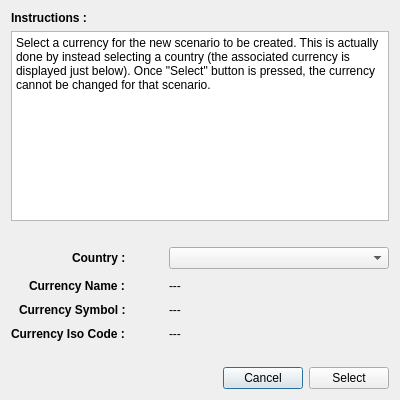
Before: the Qt Designer form selectcountrydialog.ui in redmoon1945/gbp, drawn with Qt 5.
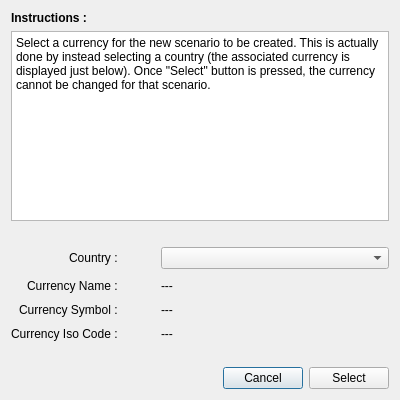
After: the same form once the commit is applied.

The edit to the form file:
```diff
--- a/selectcountrydialog.ui
+++ b/selectcountrydialog.ui
@@ -68,7 +68,7 @@
           <widget class="QLabel" name="label_3">
            <property name="font">
             <font>
-             <bold>true</bold>
+             <bold>false</bold>
             </font>
            </property>
            <property name="text">
@@ -80,7 +80,7 @@
           <widget class="QLabel" name="label_4">
            <property name="font">
             <font>
-             <bold>true</bold>
+             <bold>false</bold>
             </font>
            </property>
            <property name="text">
@@ -92,7 +92,7 @@
           <widget class="QLabel" name="label_5">
            <property name="font">
             <font>
-             <bold>true</bold>
+             <bold>false</bold>
             </font>
            </property>
            <property name="text">
@@ -125,7 +125,7 @@
           <widget class="QLabel" name="label_2">
            <property name="font">
             <font>
-             <bold>true</bold>
+             <bold>false</bold>
             </font>
            </property>
            <property name="text">
```
